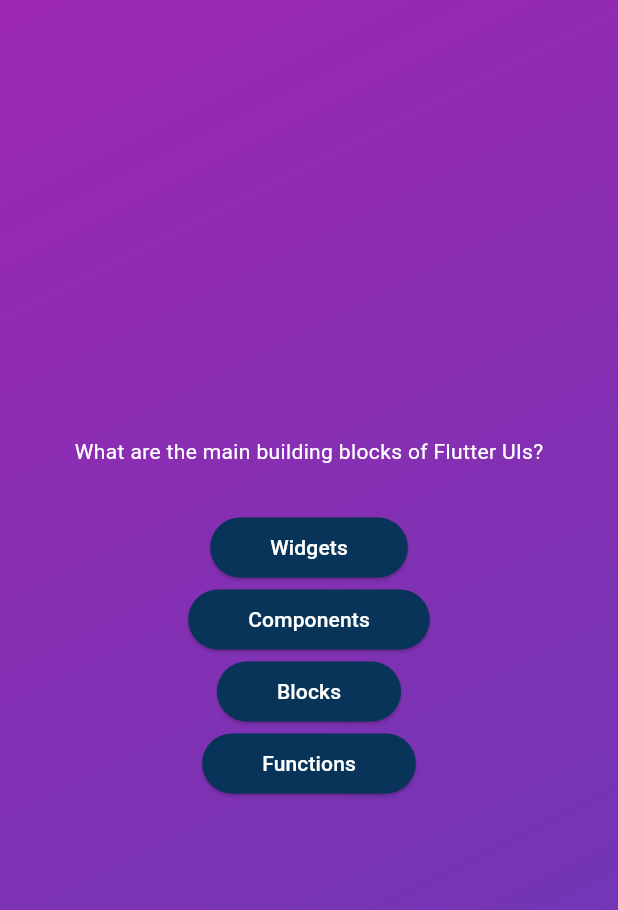
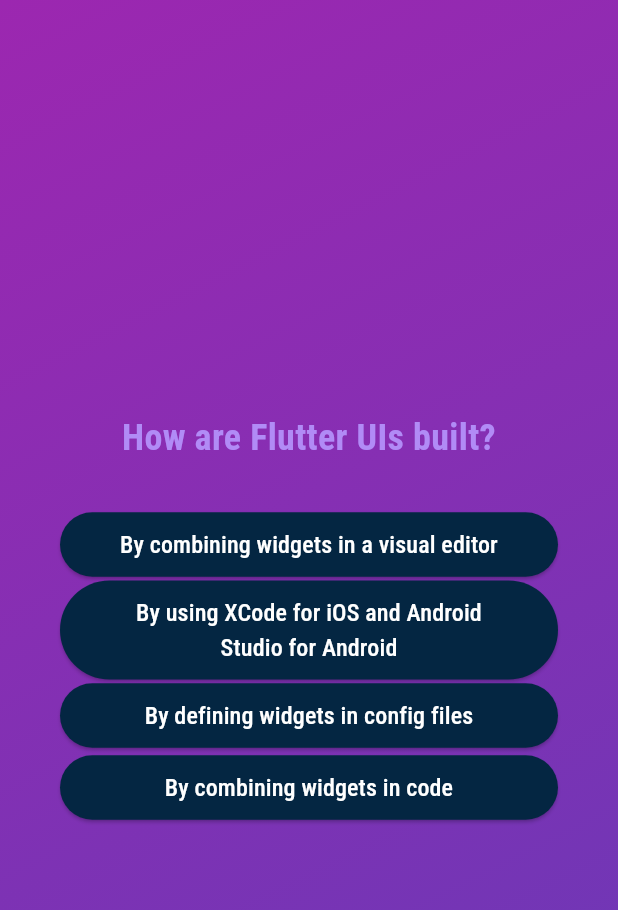
Before and after one commit to Parikhit/quiz_app, a Flutter app: the screen it shows after launch, after a tap on "Start Quiz", after a tap on "Components", on a phone screen of 412 x 824 dp. Shown: the top 910 px of the screen. Run offline on Flutter 3.47's test engine with Material 3 defaults, Android fonts, the phone set to English and light mode, and no system bars; our stand-ins replace google_fonts.

Commit message:
Finishing Functionality and styling

```diff
--- a/lib/answer_button.dart
+++ b/lib/answer_button.dart
@@ -1,4 +1,5 @@
 import 'package:flutter/material.dart';
+import 'package:google_fonts/google_fonts.dart';
 
 class AnswerButton extends StatelessWidget {
   const AnswerButton(this.answerText, this.onTap, {super.key});
@@ -15,10 +16,17 @@ class AnswerButton extends StatelessWidget {
           vertical: 10,
           horizontal: 40,
         ),
-        backgroundColor: const Color.fromARGB(255, 7, 52, 88),
+        backgroundColor: const Color.fromARGB(255, 4, 38, 66),
         foregroundColor: Colors.white,
       ),
-      child: Text(answerText),
+      child: Text(
+        answerText,
+        textAlign: TextAlign.center,
+        style: GoogleFonts.robotoCondensed(
+          fontSize: 16,
+          fontWeight: FontWeight.w500,
+        ),
+      ),
     );
   }
 }
--- a/lib/modals/quiz_question.dart
+++ b/lib/modals/quiz_question.dart
@@ -3,4 +3,12 @@ class QuizQuestion {
 
   final String text;
   final List<String> answers;
+
+  List<String> getShuffledAnswers() {
+    final shuffledList = List.of(answers); // Creating a copy of the List
+    shuffledList.shuffle(); // Shuffling the list.
+    return shuffledList;
+  }
 }
+
+// Note that shuffle() returns nothing i.e void
--- a/lib/questions_screen.dart
+++ b/lib/questions_screen.dart
@@ -1,10 +1,13 @@
 import 'package:flutter/material.dart';
+import 'package:google_fonts/google_fonts.dart';
+
 import 'package:quiz_app/answer_button.dart';
-
 import 'package:quiz_app/data/questions.dart';
 
 class QuestionsScreen extends StatefulWidget {
-  const QuestionsScreen({super.key});
+  const QuestionsScreen(this.onSelectAnswer, {super.key});
+
+  final void Function(String answer) onSelectAnswer;
 
   @override
   State<QuestionsScreen> createState() {
@@ -13,24 +16,41 @@ class QuestionsScreen extends StatefulWidget {
 }
 
 class _QuestionsScreenState extends State<QuestionsScreen> {
+  var currentQuestionIndex = 0;
+
+  void answerQuestion(String selectedAnswers) {
+    widget.onSelectAnswer(selectedAnswers);
+    setState(() => currentQuestionIndex += 1);
+  }
+
   @override
   Widget build(context) {
-    final currentQuestion = questions[0];
+    final currentQuestion = questions[currentQuestionIndex];
 
     return SizedBox(
       width: double.infinity,
+      child: Container(
+        margin: const EdgeInsets.all(40),
         child: Column(
           mainAxisAlignment: MainAxisAlignment.center,
+          crossAxisAlignment: CrossAxisAlignment.stretch,
           children: [
             Text(
               currentQuestion.text,
-            style: const TextStyle(color: Colors.white),
+              style: GoogleFonts.robotoCondensed(
+                color: const Color.fromARGB(255, 177, 139, 246),
+                fontSize: 24,
+                fontWeight: FontWeight.bold,
+              ),
+              textAlign: TextAlign.center,
             ),
             const SizedBox(height: 30),
-          ...currentQuestion.answers.map(
-            (answer) => AnswerButton(answer, () {}),
+            ...currentQuestion.getShuffledAnswers().map(
+                  (answer) =>
+                      AnswerButton(answer, () => answerQuestion(answer)),
                 )
           ],
+        ),
       ),
     );
   }
--- a/lib/quiz.dart
+++ b/lib/quiz.dart
@@ -1,6 +1,9 @@
 import 'package:flutter/material.dart';
+
+import 'package:quiz_app/data/questions.dart';
 import 'package:quiz_app/questions_screen.dart';
 import 'package:quiz_app/start_screen.dart';
+import 'package:quiz_app/results_screen.dart';
 
 class Quiz extends StatefulWidget {
   const Quiz({super.key});
@@ -20,17 +23,30 @@ class _QuizState extends State<Quiz> {
   //   activeScreen = StartScreen(switchScreen);
   // }
 
+  List<String> selectedAnswers = [];
   var activeScreen = 'start-screen';
 
   void switchScreen() {
     setState(() => activeScreen = 'questions-screen');
   }
 
+  void chooseAnswer(String answer) {
+    selectedAnswers.add(answer);
+
+    if (selectedAnswers.length == questions.length) {
+      setState(() => activeScreen = 'results-screen');
+    }
+  }
+
   @override
   Widget build(context) {
-    final screenWidget = activeScreen == 'start-screen'
+    Widget screenWidget = activeScreen == 'start-screen'
         ? StartScreen(switchScreen)
-        : const QuestionsScreen();
+        : QuestionsScreen(chooseAnswer);
+
+    if (activeScreen == 'results-screen') {
+      screenWidget = ResultsScreen(selectedAnswers);
+    }
 
     return MaterialApp(
       home: Scaffold(
--- a/lib/start_screen.dart
+++ b/lib/start_screen.dart
@@ -1,4 +1,5 @@
 import 'package:flutter/material.dart';
+import 'package:google_fonts/google_fonts.dart';
 
 class StartScreen extends StatelessWidget {
   const StartScreen(this.startQuiz, {super.key});
@@ -19,11 +20,12 @@ class StartScreen extends StatelessWidget {
           const SizedBox(
             height: 80,
           ),
-          const Text(
+          Text(
             'Learn Flutter the fun way!',
-            style: TextStyle(
-              color: Colors.white,
+            style: GoogleFonts.robotoCondensed(
+              color: const Color.fromARGB(255, 182, 152, 246),
               fontSize: 24,
+              fontWeight: FontWeight.bold,
             ),
           ),
           const SizedBox(
@@ -35,8 +37,12 @@ class StartScreen extends StatelessWidget {
               foregroundColor: Colors.white,
             ),
             icon: const Icon(Icons.arrow_right_alt),
-            label: const Text(
+            label: Text(
               'Start Quiz',
+              style: GoogleFonts.robotoCondensed(
+                fontSize: 14,
+                fontWeight: FontWeight.w600,
+              ),
             ),
           )
         ],
--- a/pubspec.yaml
+++ b/pubspec.yaml
@@ -34,6 +34,7 @@ dependencies:
     # The following adds the Cupertino Icons font to your application.
     # Use with the CupertinoIcons class for iOS style icons.
     cupertino_icons: ^1.0.2
+    google_fonts: ^6.1.0
 
 dev_dependencies:
     flutter_test:
```
Also changed, not shown: lib/questions_summary/question_identifier.dart (added, +35 -0 lines), lib/questions_summary/questions_summary.dart (added, +20 -0 lines), lib/questions_summary/summary_item.dart (added, +58 -0 lines), lib/results_screen.dart (added, +62 -0 lines), pubspec.lock, 1 other file. Lines whose indentation alone changed are shown as unchanged.
